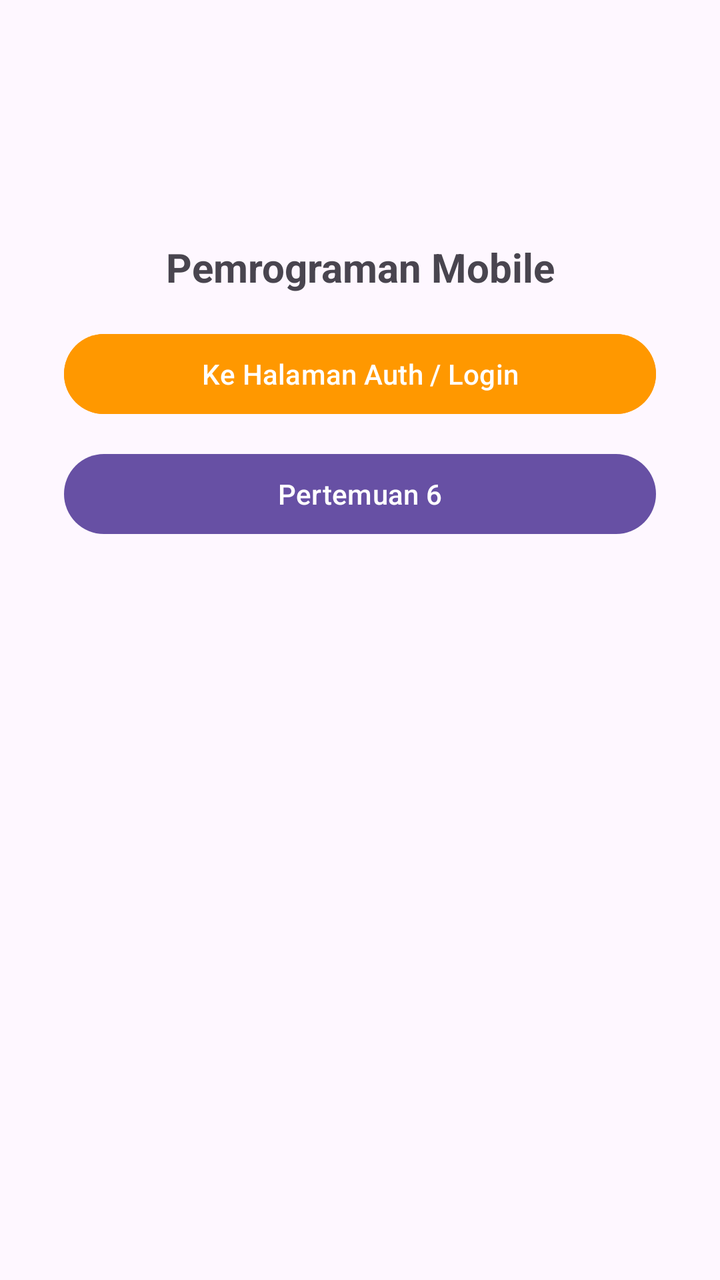
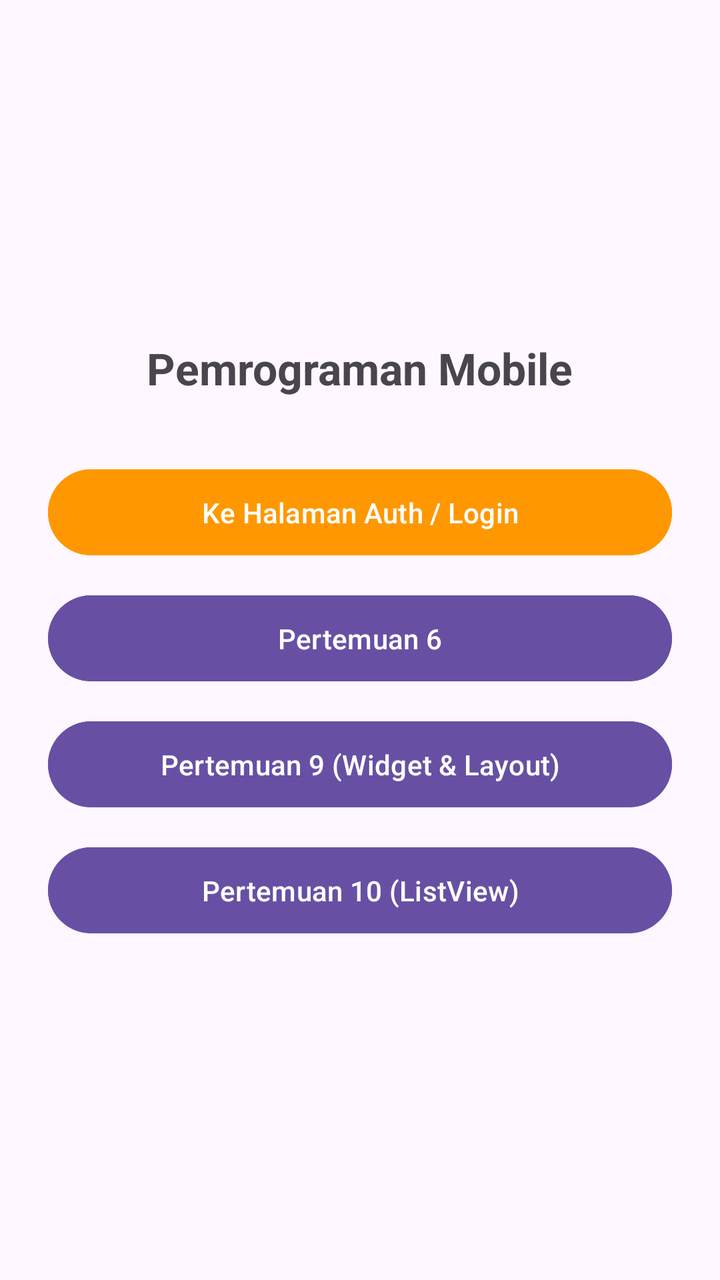

The first picture is an Android layout as it rendered before a commit; the second is the same layout after the commit. The layout source and the unified diff follow.
<!-- AndroidManifest.xml: application theme Theme.Mars_farhan3TIE -->
<!-- res/layout/activity_main.xml -->
<?xml version="1.0" encoding="utf-8"?>
<androidx.constraintlayout.widget.ConstraintLayout xmlns:android="http://schemas.android.com/apk/res/android"
    xmlns:app="http://schemas.android.com/apk/res-auto"
    xmlns:tools="http://schemas.android.com/tools"
    android:id="@+id/main"
    android:layout_width="match_parent"
    android:layout_height="match_parent"
    tools:context="com.example.mars_farhan3tie.MainActivity">

    <TextView
        android:id="@+id/textView3"
        android:layout_width="wrap_content"
        android:layout_height="wrap_content"
        android:layout_marginTop="120dp"
        android:text="Pemrograman Mobile"
        android:textSize="20sp"
        android:textStyle="bold"
        app:layout_constraintEnd_toEndOf="parent"
        app:layout_constraintStart_toStartOf="parent"
        app:layout_constraintTop_toTopOf="parent" />

    
    <Button
        android:id="@+id/btnToAuth"
        android:layout_width="0dp"
        android:layout_height="wrap_content"
        android:layout_marginHorizontal="32dp"
        android:layout_marginTop="16dp"
        android:backgroundTint="#FF9800"
        android:text="Ke Halaman Auth / Login"
        android:textColor="#FFFFFF"
        app:layout_constraintEnd_toEndOf="parent"
        app:layout_constraintStart_toStartOf="parent"
        app:layout_constraintTop_toBottomOf="@id/textView3" />

    
    <Button
        android:id="@+id/btnPertemuan6"
        android:layout_width="0dp"
        android:layout_height="wrap_content"
        android:layout_marginHorizontal="32dp"
        android:layout_marginTop="12dp"
        android:text="Pertemuan 6"
        app:layout_constraintEnd_toEndOf="parent"
        app:layout_constraintStart_toStartOf="parent"
        app:layout_constraintTop_toBottomOf="@id/btnToAuth" />

</androidx.constraintlayout.widget.ConstraintLayout>
<!-- resources referenced by this layout -->
<resources>
  <style name="Theme.Mars_farhan3TIE" parent="Base.Theme.Mars_farhan3TIE" />
  <style name="Base.Theme.Mars_farhan3TIE" parent="Theme.Material3.DayNight.NoActionBar">
          
          
      </style>
</resources>

<!-- the commit's change to res/layout/activity_main.xml (unified diff, before → after) -->
@@ -1,48 +1,61 @@
 <?xml version="1.0" encoding="utf-8"?>
-<androidx.constraintlayout.widget.ConstraintLayout xmlns:android="http://schemas.android.com/apk/res/android"
+<LinearLayout
+    xmlns:android="http://schemas.android.com/apk/res/android"
     xmlns:app="http://schemas.android.com/apk/res-auto"
     xmlns:tools="http://schemas.android.com/tools"
     android:id="@+id/main"
     android:layout_width="match_parent"
     android:layout_height="match_parent"
-    tools:context="com.example.mars_farhan3tie.MainActivity">
+    android:orientation="vertical"
+    android:gravity="center"
+    android:padding="24dp"
+    tools:context=".MainActivity">
 
     <TextView
-        android:id="@+id/textView3"
         android:layout_width="wrap_content"
         android:layout_height="wrap_content"
-        android:layout_marginTop="120dp"
+        android:layout_marginBottom="32dp"
         android:text="Pemrograman Mobile"
-        android:textSize="20sp"
-        android:textStyle="bold"
-        app:layout_constraintEnd_toEndOf="parent"
-        app:layout_constraintStart_toStartOf="parent"
-        app:layout_constraintTop_toTopOf="parent" />
+        android:textSize="22sp"
+        android:textStyle="bold" />
 
     
     <Button
         android:id="@+id/btnToAuth"
-        android:layout_width="0dp"
+        android:layout_width="match_parent"
         android:layout_height="wrap_content"
-        android:layout_marginHorizontal="32dp"
-        android:layout_marginTop="16dp"
+        android:layout_marginBottom="12dp"
         android:backgroundTint="#FF9800"
-        android:text="Ke Halaman Auth / Login"
-        android:textColor="#FFFFFF"
-        app:layout_constraintEnd_toEndOf="parent"
-        app:layout_constraintStart_toStartOf="parent"
-        app:layout_constraintTop_toBottomOf="@id/textView3" />
+        android:padding="12dp"
+        android:text="Ke Halaman Auth / Login" />
 
     
     <Button
         android:id="@+id/btnPertemuan6"
-        android:layout_width="0dp"
+        android:layout_width="match_parent"
         android:layout_height="wrap_content"
-        android:layout_marginHorizontal="32dp"
-        android:layout_marginTop="12dp"
-        android:text="Pertemuan 6"
-        app:layout_constraintEnd_toEndOf="parent"
-        app:layout_constraintStart_toStartOf="parent"
-        app:layout_constraintTop_toBottomOf="@id/btnToAuth" />
+        android:layout_marginBottom="12dp"
+        android:backgroundTint="#6750A4"
+        android:padding="12dp"
+        android:text="Pertemuan 6" />
 
-</androidx.constraintlayout.widget.ConstraintLayout>
+    
+    <Button
+        android:id="@+id/btnPertemuan9"
+        android:layout_width="match_parent"
+        android:layout_height="wrap_content"
+        android:layout_marginBottom="12dp"
+        android:backgroundTint="#6750A4"
+        android:padding="12dp"
+        android:text="Pertemuan 9 (Widget &amp; Layout)" />
+
+    
+    <Button
+        android:id="@+id/btnPertemuan10"
+        android:layout_width="match_parent"
+        android:layout_height="wrap_content"
+        android:backgroundTint="#6750A4"
+        android:padding="12dp"
+        android:text="Pertemuan 10 (ListView)" />
+
+</LinearLayout>
